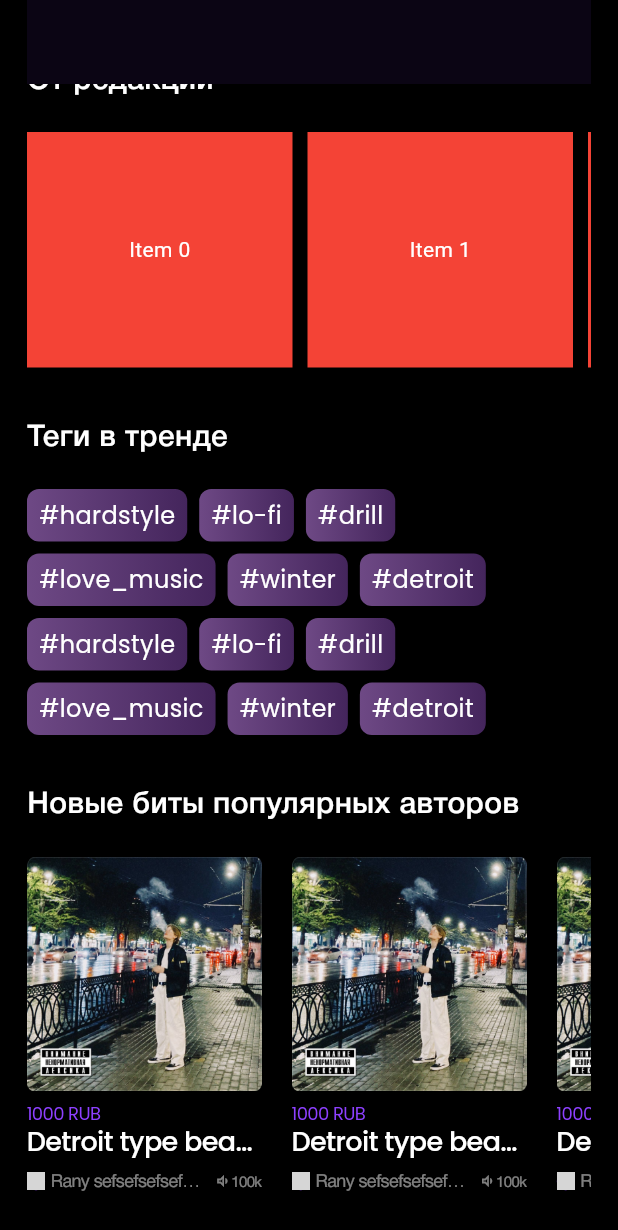
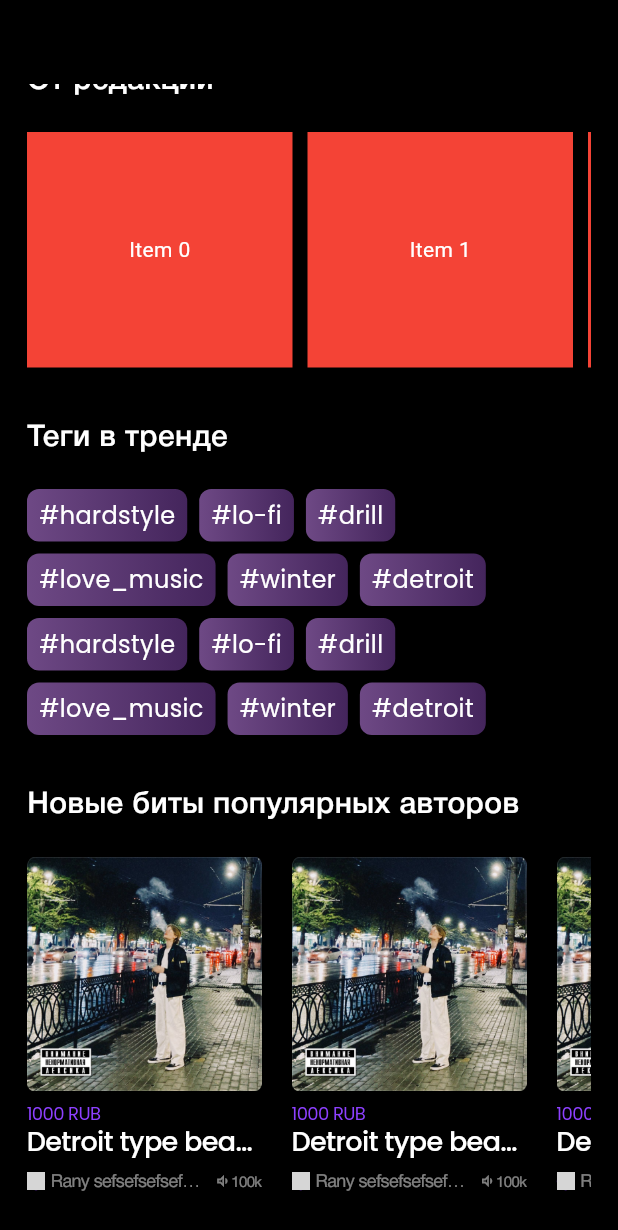
Before and after one commit to dmitry4567/vibeat, a Flutter app: the screen it shows after launch, scrolled down 576 dp, on a phone screen of 412 x 824 dp. Shown: the top 1230 px of the screen. Run offline on Flutter 3.47's test engine with Material 3 defaults, Android fonts, the phone set to English and light mode, and no system bars; drawn by our look-alikes of skeletonizer; our stand-ins replace auto_route, cached_network_image, equatable, flutter_bloc, flutter_svg, just_audio and 2 more; missing offline and left inert: audio_waveforms; network calls fail; grey boxes are pictures that could not be loaded.

Commit message:
fix appbar

```diff
--- a/lib/home/home.dart
+++ b/lib/home/home.dart
@@ -41,7 +41,9 @@ class _HeadScreenState extends State<HeadScreen> {
           slivers: [
             const SliverAppBar(
               pinned: true,
+              elevation: 0,
               backgroundColor: AppColors.background,
+              surfaceTintColor: Colors.transparent,
             ),
             const SliverToBoxAdapter(
               child: Text(
```
